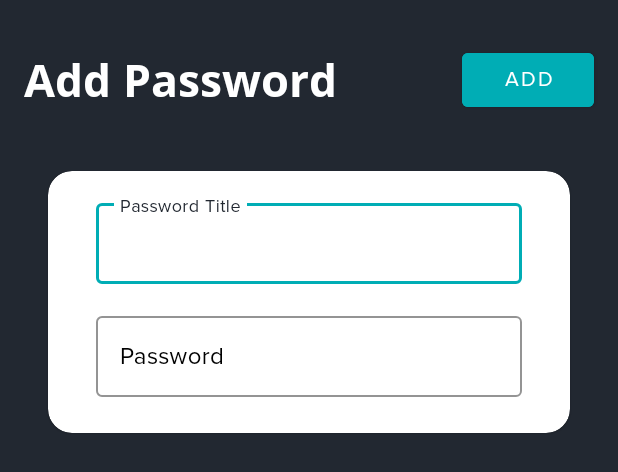
After one commit to DarthBenro008/Syncure, an Android app: the layout fragment_add_password.xml on its own in the app's theme, with its tools: preview values and no code run, on a phone screen of 412 x 824 dp. The commit adds this screen. Shown: the top 472 px of the screen. Run offline under Robolectric (Android 15) with nearby library versions, the phone set to English and light mode, and no system bars.

Commit message:
add: password ux

```diff
--- a/app/build.gradle
+++ b/app/build.gradle
@@ -83,6 +83,9 @@ dependencies {
     implementation 'androidx.biometric:biometric:1.0.1'
     implementation 'androidx.security:security-crypto:1.1.0-alpha02'
 
+    //Search
+    implementation 'com.github.mancj:MaterialSearchBar:0.8.5'
+
 
 
 
--- a/app/src/main/java/com/benrostudios/syncure/data/network/response/ResponseMetrics.kt
+++ b/app/src/main/java/com/benrostudios/syncure/data/network/response/ResponseMetrics.kt
@@ -1,4 +1,6 @@
 package com.benrostudios.syncure.data.network.response
+
+import com.benrostudios.syncure.data.models.Password
 
 data class ResponseMetrics(
     val response: String? = null,
@@ -9,5 +11,6 @@ data class ResponseMetrics(
     val memoryUsed: String? = null,
     val remaining: String? = null,
     val unit: String? = null,
-    val req_id: String? = null
+    val req_id: String? = null,
+    val foundItems: List<Password>? = emptyList()
 )
--- a/app/src/main/java/com/benrostudios/syncure/di/modules/networkModule.kt
+++ b/app/src/main/java/com/benrostudios/syncure/di/modules/networkModule.kt
@@ -1,8 +1,10 @@
 package com.benrostudios.syncure.di.modules
 
 import com.benrostudios.syncure.data.network.AuthService
+import com.benrostudios.syncure.data.network.PasswordService
 import org.koin.dsl.module
 
 val networkModule = module {
     single { AuthService() }
+    single { PasswordService(get(),get()) }
 }
--- a/app/src/main/java/com/benrostudios/syncure/di/modules/repositoryModule.kt
+++ b/app/src/main/java/com/benrostudios/syncure/di/modules/repositoryModule.kt
@@ -3,10 +3,13 @@ package com.benrostudios.syncure.di.modules
 
 import com.benrostudios.syncure.data.repositories.auth.AuthRepo
 import com.benrostudios.syncure.data.repositories.auth.AuthRepoImpl
+import com.benrostudios.syncure.data.repositories.password.PasswordRepo
+import com.benrostudios.syncure.data.repositories.password.PasswordRepoImpl
 import com.benrostudios.syncure.utils.SharedPrefManager
 import org.koin.dsl.module
 
 val repositoryModule = module {
     single { SharedPrefManager(get()) }
     single<AuthRepo> { AuthRepoImpl(get(), get()) }
+    single<PasswordRepo> {PasswordRepoImpl(get())}
 }
--- a/app/src/main/java/com/benrostudios/syncure/di/modules/viewModelModule.kt
+++ b/app/src/main/java/com/benrostudios/syncure/di/modules/viewModelModule.kt
@@ -1,9 +1,11 @@
 package com.benrostudios.syncure.di.modules
 
 import com.benrostudios.syncure.ui.auth.AuthViewModel
+import com.benrostudios.syncure.ui.home.password.PasswordViewModel
 import org.koin.android.viewmodel.dsl.viewModel
 import org.koin.dsl.module
 
 val viewModelModule = module {
     viewModel { AuthViewModel(get()) }
+    viewModel { PasswordViewModel(get()) }
 }
--- a/app/src/main/java/com/benrostudios/syncure/ui/home/password/PasswordActivity.kt
+++ b/app/src/main/java/com/benrostudios/syncure/ui/home/password/PasswordActivity.kt
@@ -3,10 +3,16 @@ package com.benrostudios.syncure.ui.home.password
 import androidx.appcompat.app.AppCompatActivity
 import android.os.Bundle
 import com.benrostudios.syncure.R
+import kotlinx.android.synthetic.main.activity_password.*
 
 class PasswordActivity : AppCompatActivity() {
     override fun onCreate(savedInstanceState: Bundle?) {
         super.onCreate(savedInstanceState)
         setContentView(R.layout.activity_password)
+
+        add_password.setOnClickListener {
+            val addPasswordBottomSheet = AddPassword()
+            addPasswordBottomSheet.show(supportFragmentManager, addPasswordBottomSheet.tag)
+        }
     }
 }
--- /dev/null
+++ b/app/src/main/res/drawable/ic_baseline_add_24.xml
@@ -0,0 +1,5 @@
+<vector android:height="24dp" android:tint="#FFFFFF"
+    android:viewportHeight="24" android:viewportWidth="24"
+    android:width="24dp" xmlns:android="http://schemas.android.com/apk/res/android">
+    <path android:fillColor="@android:color/white" android:pathData="M19,13h-6v6h-2v-6H5v-2h6V5h2v6h6v2z"/>
+</vector>
--- /dev/null
+++ b/app/src/main/res/layout/fragment_add_password.xml
@@ -0,0 +1,113 @@
+<?xml version="1.0" encoding="utf-8"?>
+<androidx.constraintlayout.widget.ConstraintLayout xmlns:android="http://schemas.android.com/apk/res/android"
+    xmlns:app="http://schemas.android.com/apk/res-auto"
+    xmlns:tools="http://schemas.android.com/tools"
+    android:layout_width="match_parent"
+    android:layout_height="wrap_content"
+    tools:context=".ui.home.password.AddPassword">
+
+    <TextView
+        android:id="@+id/textView17"
+        android:layout_width="wrap_content"
+        android:layout_height="wrap_content"
+        android:layout_marginStart="16dp"
+        android:layout_marginTop="32dp"
+        android:fontFamily="@font/open_sans_bold"
+        android:text="Add Password"
+        android:textSize="30sp"
+        app:layout_constraintStart_toStartOf="parent"
+        app:layout_constraintTop_toTopOf="parent" />
+
+    <com.google.android.material.button.MaterialButton
+        android:id="@+id/button2"
+        android:layout_width="wrap_content"
+        android:layout_height="wrap_content"
+        android:layout_marginEnd="16dp"
+        android:backgroundTint="@color/secondaryBlue"
+        android:text="Add"
+        app:layout_constraintBottom_toBottomOf="@+id/textView17"
+        app:layout_constraintEnd_toEndOf="parent"
+        app:layout_constraintTop_toTopOf="@+id/textView17" />
+
+    <ProgressBar
+        android:id="@+id/add_password_progress"
+        style="?android:attr/progressBarStyleHorizontal"
+        android:layout_width="0dp"
+        android:layout_height="wrap_content"
+        android:layout_marginTop="8dp"
+        android:indeterminate="true"
+        android:visibility="invisible"
+        app:layout_constraintEnd_toEndOf="parent"
+        app:layout_constraintStart_toStartOf="parent"
+        app:layout_constraintTop_toBottomOf="@+id/textView17" />
+
+    <androidx.cardview.widget.CardView
+        android:layout_width="0dp"
+        android:layout_height="wrap_content"
+        android:layout_marginStart="32dp"
+        android:layout_marginTop="16dp"
+        android:layout_marginEnd="32dp"
+        android:layout_marginBottom="16dp"
+        android:backgroundTint="@color/white"
+        app:cardCornerRadius="16dp"
+        app:layout_constraintBottom_toBottomOf="parent"
+        app:layout_constraintEnd_toEndOf="parent"
+        app:layout_constraintStart_toStartOf="parent"
+        app:layout_constraintTop_toBottomOf="@+id/add_password_progress">
+
+        <androidx.constraintlayout.widget.ConstraintLayout
+            android:layout_width="match_parent"
+            android:layout_height="match_parent">
+
+            <com.google.android.material.textfield.TextInputLayout
+                android:id="@+id/outlinedTextField"
+                style="@style/Widget.MaterialComponents.TextInputLayout.OutlinedBox"
+                android:layout_width="match_parent"
+                android:layout_height="wrap_content"
+                android:layout_marginStart="32dp"
+                android:layout_marginTop="16dp"
+                android:layout_marginEnd="32dp"
+                android:hint="Password Title"
+                android:textColorHint="#000"
+                app:boxStrokeColor="@color/secondaryBlue"
+                app:layout_constraintEnd_toEndOf="parent"
+                app:layout_constraintStart_toStartOf="parent"
+                app:layout_constraintTop_toTopOf="parent">
+
+                <com.google.android.material.textfield.TextInputEditText
+                    android:id="@+id/password_title_input"
+                    android:layout_width="match_parent"
+                    android:layout_height="wrap_content"
+                    android:textColor="#000"
+                    android:textColorHint="#000" />
+            </com.google.android.material.textfield.TextInputLayout>
+
+            <com.google.android.material.textfield.TextInputLayout
+                android:id="@+id/outlinedTextField2"
+                style="@style/Widget.MaterialComponents.TextInputLayout.OutlinedBox"
+                android:layout_width="match_parent"
+                android:layout_height="wrap_content"
+                android:layout_marginStart="32dp"
+                android:layout_marginTop="16dp"
+                android:layout_marginEnd="32dp"
+                android:layout_marginBottom="24dp"
+                android:hint="Password"
+                android:textColorHint="#000"
+                app:boxStrokeColor="@color/secondaryBlue"
+                app:layout_constraintBottom_toBottomOf="parent"
+                app:layout_constraintEnd_toEndOf="parent"
+                app:layout_constraintStart_toStartOf="parent"
+                app:layout_constraintTop_toBottomOf="@+id/outlinedTextField">
+
+                <com.google.android.material.textfield.TextInputEditText
+                    android:id="@+id/password_input"
+                    android:layout_width="match_parent"
+                    android:layout_height="wrap_content"
+                    android:textColor="#000"
+                    android:textColorHint="#000" />
+            </com.google.android.material.textfield.TextInputLayout>
+
+
+        </androidx.constraintlayout.widget.ConstraintLayout>
+    </androidx.cardview.widget.CardView>
+</androidx.constraintlayout.widget.ConstraintLayout>
```
Also changed, not shown: app/src/main/java/com/benrostudios/syncure/data/models/Password.kt (added, +7 -0 lines), app/src/main/java/com/benrostudios/syncure/data/network/PasswordService.kt (added, +60 -0 lines), app/src/main/java/com/benrostudios/syncure/data/repositories/password/PasswordRepo.kt (added, +12 -0 lines), app/src/main/java/com/benrostudios/syncure/data/repositories/password/PasswordRepoImpl.kt (added, +54 -0 lines), app/src/main/java/com/benrostudios/syncure/ui/home/Home.kt (+29 -0 lines), app/src/main/java/com/benrostudios/syncure/ui/home/password/AddPassword.kt (added, +27 -0 lines), app/src/main/java/com/benrostudios/syncure/ui/home/password/PasswordViewModel.kt (added, +23 -0 lines), app/src/main/res/layout/activity_password.xml (+61 -0 lines).
